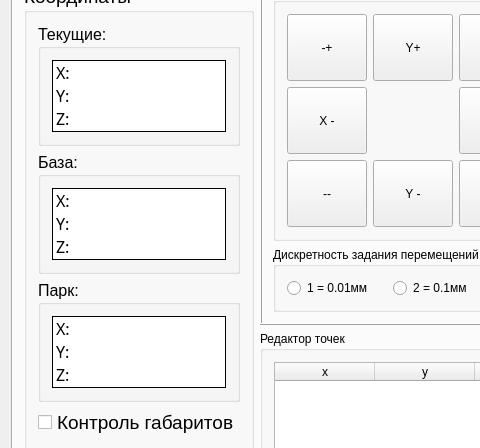
First picture: the form in KAMEditor/mainwindow.ui, repository Xtail96/SML, before the edit; both pictures show x 0 to 480 and y 83 to 531 of the 1099 by 752 pixel window.
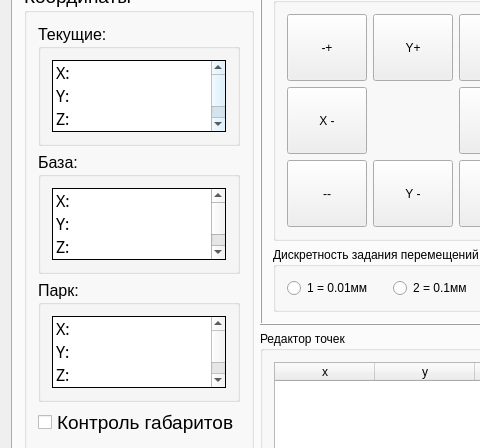
Second picture: the form after the edit. The open tabs and pages were chosen to show the change.

```diff
--- a/KAMEditor/mainwindow.ui
+++ b/KAMEditor/mainwindow.ui
@@ -598,6 +598,11 @@
                   <string>Z:</string>
                  </property>
                 </item>
+                <item>
+                 <property name="text">
+                  <string>A:</string>
+                 </property>
+                </item>
                </widget>
               </item>
              </layout>
@@ -995,6 +1000,11 @@
                   <string>Z:</string>
                  </property>
                 </item>
+                <item>
+                 <property name="text">
+                  <string>A:</string>
+                 </property>
+                </item>
                </widget>
               </item>
              </layout>
@@ -1250,6 +1260,11 @@
                   <string>Z:</string>
                  </property>
                 </item>
+                <item>
+                 <property name="text">
+                  <string>A:</string>
+                 </property>
+                </item>
                </widget>
               </item>
              </layout>
```
Left out of the diff: 14 changed lines with no effect on the pictures.
